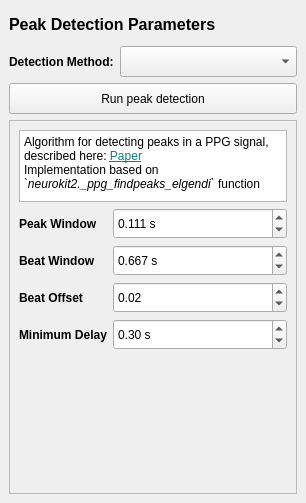
Qt form signal_editor/ui/dock_peak_detection.ui (fred-kr/signal-editor-v2) before a commit.
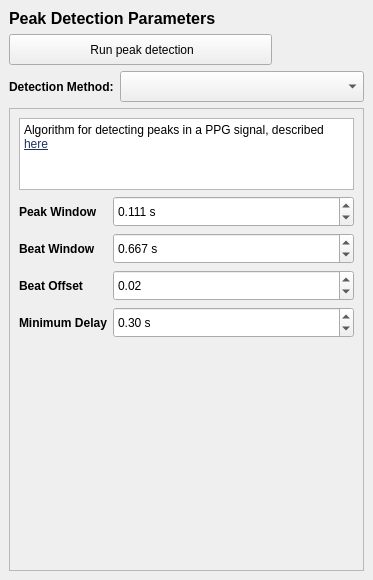
The same form after that commit. Icons and pictures are not drawn. Custom widgets are drawn as their Qt base class.

Commit message: Update UI and actions for dock widgets

What changed in the file:
```diff
--- a/signal_editor/ui/dock_peak_detection.ui
+++ b/signal_editor/ui/dock_peak_detection.ui
@@ -6,8 +6,8 @@
    <rect>
     <x>0</x>
     <y>0</y>
-    <width>306</width>
-    <height>503</height>
+    <width>373</width>
+    <height>580</height>
    </rect>
   </property>
   <property name="allowedAreas">
@@ -18,108 +18,34 @@
   </property>
   <widget class="QWidget" name="dockWidgetContents">
    <layout class="QGridLayout" name="gridLayout">
-    <item row="0" column="0" colspan="2">
-     <widget class="QLabel" name="label_2">
-      <property name="sizePolicy">
-       <sizepolicy hsizetype="Preferred" vsizetype="Fixed">
-        <horstretch>0</horstretch>
-        <verstretch>0</verstretch>
-       </sizepolicy>
-      </property>
-      <property name="minimumSize">
-       <size>
-        <width>0</width>
-        <height>31</height>
-       </size>
-      </property>
-      <property name="text">
-       <string>&lt;html&gt;&lt;head/&gt;&lt;body&gt;&lt;p&gt;&lt;span style=&quot; font-size:12pt; font-weight:700;&quot;&gt;Peak Detection Parameters&lt;/span&gt;&lt;/p&gt;&lt;/body&gt;&lt;/html&gt;</string>
-      </property>
-     </widget>
-    </item>
-    <item row="0" column="2">
-     <widget class="QPushButton" name="btn_reset_peak_inputs">
-      <property name="sizePolicy">
-       <sizepolicy hsizetype="Fixed" vsizetype="Fixed">
-        <horstretch>0</horstretch>
-        <verstretch>0</verstretch>
-       </sizepolicy>
-      </property>
-      <property name="minimumSize">
-       <size>
-        <width>0</width>
-        <height>31</height>
-       </size>
-      </property>
-      <property name="toolTip">
-       <string>Restore all input fields to their default values</string>
-      </property>
-      <property name="icon">
-       <iconset resource="../resources/resources.qrc">
-        <normaloff>:/icons/restore_defaults</normaloff>:/icons/restore_defaults</iconset>
-      </property>
-      <property name="flat">
+    <item row="4" column="0" colspan="5">
+     <widget class="QScrollArea" name="scrollArea">
+      <property name="widgetResizable">
        <bool>true</bool>
       </property>
-     </widget>
-    </item>
-    <item row="1" column="0">
-     <widget class="QLabel" name="label">
-      <property name="sizePolicy">
-       <sizepolicy hsizetype="Fixed" vsizetype="Fixed">
-        <horstretch>0</horstretch>
-        <verstretch>0</verstretch>
-       </sizepolicy>
-      </property>
-      <property name="minimumSize">
-       <size>
-        <width>0</width>
-        <height>31</height>
-       </size>
-      </property>
-      <property name="font">
-       <font>
-        <bold>true</bold>
-       </font>
-      </property>
-      <property name="text">
-       <string>Detection Method:</string>
-      </property>
-      <property name="textInteractionFlags">
-       <set>Qt::TextInteractionFlag::NoTextInteraction</set>
-      </property>
-     </widget>
-    </item>
-    <item row="1" column="1" colspan="2">
-     <widget class="QEnumComboBox" name="enum_combo_peak_method">
-      <property name="minimumSize">
-       <size>
-        <width>0</width>
-        <height>31</height>
-       </size>
-      </property>
-     </widget>
-    </item>
-    <item row="2" column="0" colspan="3">
-     <widget class="QPushButton" name="btn_run_peak_detection">
-      <property name="sizePolicy">
-       <sizepolicy hsizetype="Preferred" vsizetype="Fixed">
-        <horstretch>0</horstretch>
-        <verstretch>0</verstretch>
-       </sizepolicy>
-      </property>
-      <property name="minimumSize">
-       <size>
-        <width>0</width>
-        <height>31</height>
-       </size>
-      </property>
-      <property name="text">
-       <string>Run peak detection</string>
-      </property>
-     </widget>
-    </item>
-    <item row="3" column="0" colspan="3">
+      <widget class="QWidget" name="scrollAreaWidgetContents">
+       <property name="geometry">
+        <rect>
+         <x>0</x>
+         <y>0</y>
+         <width>353</width>
+         <height>425</height>
+        </rect>
+       </property>
+       <layout class="QVBoxLayout" name="verticalLayout">
+        <property name="leftMargin">
+         <number>0</number>
+        </property>
+        <property name="topMargin">
+         <number>0</number>
+        </property>
+        <property name="rightMargin">
+         <number>0</number>
+        </property>
+        <property name="bottomMargin">
+         <number>0</number>
+        </property>
+        <item>
      <widget class="QStackedWidget" name="stacked_peak_parameters">
       <property name="sizePolicy">
        <sizepolicy hsizetype="Preferred" vsizetype="Preferred">
@@ -128,7 +54,7 @@
        </sizepolicy>
       </property>
       <property name="frameShape">
-       <enum>QFrame::Shape::StyledPanel</enum>
+           <enum>QFrame::Shape::NoFrame</enum>
       </property>
       <property name="currentIndex">
        <number>0</number>
@@ -160,8 +86,7 @@
 li.unchecked::marker { content: &quot;\2610&quot;; }
 li.checked::marker { content: &quot;\2612&quot;; }
 &lt;/style&gt;&lt;/head&gt;&lt;body style=&quot; font-family:'Segoe UI'; font-size:9pt; font-weight:400; font-style:normal;&quot;&gt;
-&lt;p style=&quot; margin-top:0px; margin-bottom:0px; margin-left:0px; margin-right:0px; -qt-block-indent:0; text-indent:0px;&quot;&gt;Algorithm for detecting peaks in a PPG signal, described here: &lt;a href=&quot;https://doi.org/10.1371/journal.pone.0076585&quot;&gt;&lt;span style=&quot; text-decoration: underline; color:#038387;&quot;&gt;Paper&lt;/span&gt;&lt;/a&gt;&lt;/p&gt;
-&lt;p style=&quot; margin-top:0px; margin-bottom:0px; margin-left:0px; margin-right:0px; -qt-block-indent:0; text-indent:0px;&quot;&gt;Implementation based on `&lt;span style=&quot; font-style:italic;&quot;&gt;neurokit2._ppg_findpeaks_elgendi`&lt;/span&gt; function&lt;/p&gt;&lt;/body&gt;&lt;/html&gt;</string>
+&lt;p style=&quot; margin-top:12px; margin-bottom:12px; margin-left:0px; margin-right:0px; -qt-block-indent:0; text-indent:0px;&quot;&gt;Algorithm for detecting peaks in a PPG signal, described &lt;a href=&quot;https://doi.org/10.1371/journal.pone.0076585&quot;&gt;&lt;span style=&quot; text-decoration: underline; color:#1e3260;&quot;&gt;here&lt;/span&gt;&lt;/a&gt;&lt;/p&gt;&lt;/body&gt;&lt;/html&gt;</string>
           </property>
          </widget>
         </item>
@@ -1187,6 +1112,134 @@
         </item>
        </layout>
       </widget>
+         </widget>
+        </item>
+       </layout>
+      </widget>
+     </widget>
+    </item>
+    <item row="2" column="0">
+     <widget class="QLabel" name="label">
+      <property name="sizePolicy">
+       <sizepolicy hsizetype="Fixed" vsizetype="Fixed">
+        <horstretch>0</horstretch>
+        <verstretch>0</verstretch>
+       </sizepolicy>
+      </property>
+      <property name="minimumSize">
+       <size>
+        <width>0</width>
+        <height>31</height>
+       </size>
+      </property>
+      <property name="font">
+       <font>
+        <bold>true</bold>
+       </font>
+      </property>
+      <property name="text">
+       <string>Detection Method:</string>
+      </property>
+      <property name="textInteractionFlags">
+       <set>Qt::TextInteractionFlag::NoTextInteraction</set>
+      </property>
+     </widget>
+    </item>
+    <item row="2" column="1" colspan="4">
+     <widget class="QEnumComboBox" name="enum_combo_peak_method">
+      <property name="minimumSize">
+       <size>
+        <width>0</width>
+        <height>31</height>
+       </size>
+      </property>
+     </widget>
+    </item>
+    <item row="1" column="4">
+     <widget class="QPushButton" name="btn_clear_peaks">
+      <property name="sizePolicy">
+       <sizepolicy hsizetype="Fixed" vsizetype="Fixed">
+        <horstretch>0</horstretch>
+        <verstretch>0</verstretch>
+       </sizepolicy>
+      </property>
+      <property name="minimumSize">
+       <size>
+        <width>0</width>
+        <height>31</height>
+       </size>
+      </property>
+      <property name="toolTip">
+       <string>Clear detected peaks (for active section)</string>
+      </property>
+      <property name="text">
+       <string/>
+      </property>
+      <property name="icon">
+       <iconset resource="../resources/resources.qrc">
+        <normaloff>:/icons/eraser</normaloff>:/icons/eraser</iconset>
+      </property>
+      <property name="flat">
+       <bool>true</bool>
+      </property>
+     </widget>
+    </item>
+    <item row="1" column="3">
+     <widget class="QPushButton" name="btn_reset_peak_inputs">
+      <property name="sizePolicy">
+       <sizepolicy hsizetype="Fixed" vsizetype="Fixed">
+        <horstretch>0</horstretch>
+        <verstretch>0</verstretch>
+       </sizepolicy>
+      </property>
+      <property name="minimumSize">
+       <size>
+        <width>0</width>
+        <height>31</height>
+       </size>
+      </property>
+      <property name="toolTip">
+       <string>Restore all input fields to their default values</string>
+      </property>
+      <property name="icon">
+       <iconset resource="../resources/resources.qrc">
+        <normaloff>:/icons/restore_defaults</normaloff>:/icons/restore_defaults</iconset>
+      </property>
+      <property name="flat">
+       <bool>true</bool>
+      </property>
+     </widget>
+    </item>
+    <item row="1" column="0" colspan="3">
+     <widget class="QPushButton" name="btn_run_peak_detection">
+      <property name="sizePolicy">
+       <sizepolicy hsizetype="Preferred" vsizetype="Fixed">
+        <horstretch>0</horstretch>
+        <verstretch>0</verstretch>
+       </sizepolicy>
+      </property>
+      <property name="minimumSize">
+       <size>
+        <width>0</width>
+        <height>31</height>
+       </size>
+      </property>
+      <property name="text">
+       <string> Run peak detection</string>
+      </property>
+     </widget>
+    </item>
+    <item row="0" column="0" colspan="5">
+     <widget class="QLabel" name="label_2">
+      <property name="sizePolicy">
+       <sizepolicy hsizetype="Preferred" vsizetype="Fixed">
+        <horstretch>0</horstretch>
+        <verstretch>0</verstretch>
+       </sizepolicy>
+      </property>
+      <property name="text">
+       <string>&lt;html&gt;&lt;head/&gt;&lt;body&gt;&lt;p&gt;&lt;span style=&quot; font-size:12pt; font-weight:700;&quot;&gt;Peak Detection Parameters&lt;/span&gt;&lt;/p&gt;&lt;/body&gt;&lt;/html&gt;</string>
+      </property>
      </widget>
     </item>
    </layout>
```
Left out of the diff: 3 changed lines with no effect on the pictures. Lines whose indentation alone changed are shown as unchanged. The commit also changes 18 other files.
